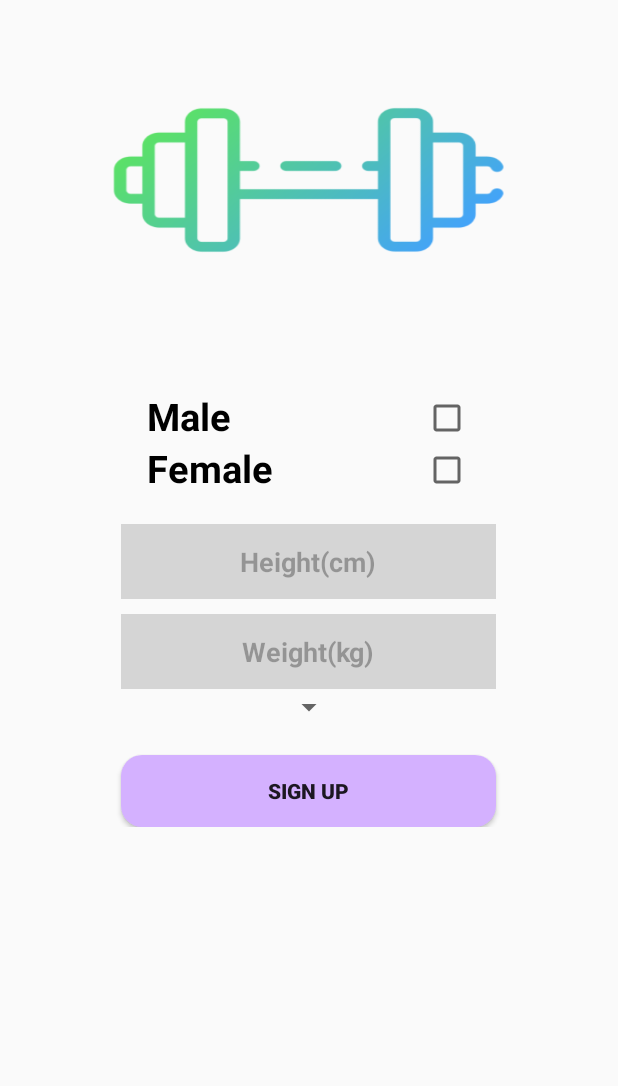
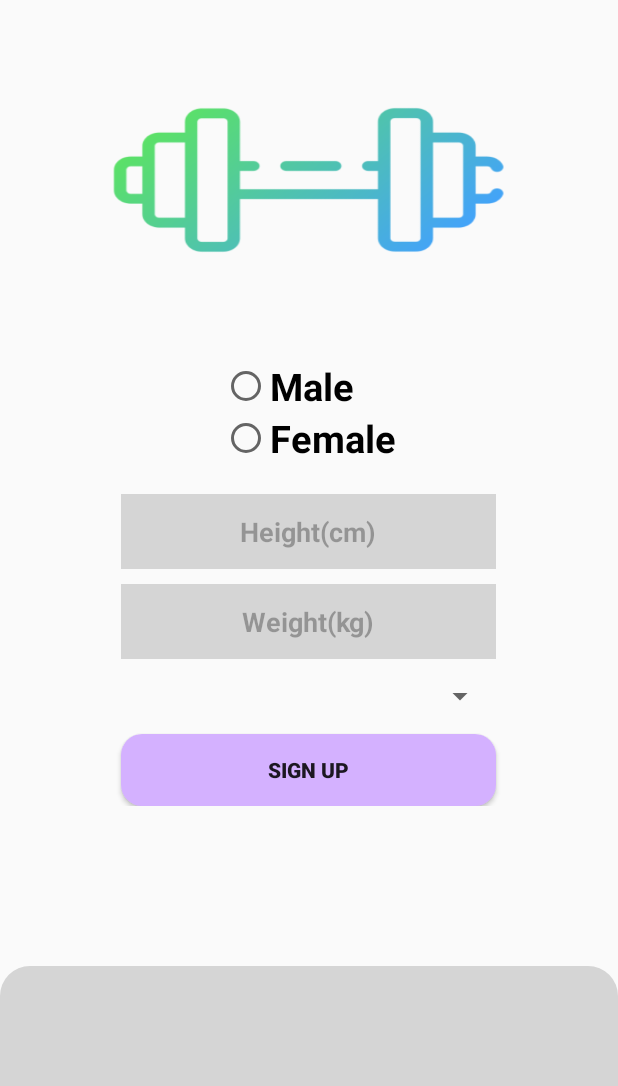
Before and after one commit to wlswnsdn/ai-PT-teacher, an Android app: the layout final_signup.xml on its own in the app's theme, with its tools: preview values and no code run, on a phone screen of 412 x 824 dp, the part 150-1236 px from its top. Run offline under Robolectric (Android 15) with nearby library versions, the light colour scheme and no system bars.

Commit message:
로그인 회원가입 ui, java코드 완성했어요. 주석에 있는 부분 따라서 메서드 사용해주시면 될것 같아요

```diff
--- a/app/build.gradle
+++ b/app/build.gradle
@@ -33,11 +33,9 @@ dependencies {
     implementation 'androidx.appcompat:appcompat:1.6.1'
     implementation 'com.google.android.material:material:1.11.0'
     implementation 'androidx.constraintlayout:constraintlayout:2.1.4'
-<<<<<<< HEAD
     implementation 'androidx.room:room-runtime:2.4.2'
     implementation 'com.android.volley:volley:1.2.1'
-=======
->>>>>>> b4c24cbb5031c05d1d4e084247fff28cdb64ab47
+
     testImplementation 'junit:junit:4.13.2'
     androidTestImplementation 'androidx.test.ext:junit:1.1.5'
     androidTestImplementation 'androidx.test.espresso:espresso-core:3.5.1'
--- a/app/src/main/AndroidManifest.xml
+++ b/app/src/main/AndroidManifest.xml
@@ -22,6 +22,10 @@
         </activity>
         <activity android:name=".VeryFirstScreenActivity"/>
         <activity android:name=".LoginActivity"/>
+        <activity android:name=".NextSignupActivity"/>
+        <activity android:name=".FirstSignupActivity"/>
+
+
 
     </application>
 
--- a/app/src/main/res/layout/basic_layout.xml
+++ b/app/src/main/res/layout/basic_layout.xml
@@ -63,7 +63,6 @@
             <ImageView
                 android:layout_width="100dp"
                 android:layout_height="100dp"
-                android:src="@drawable/homebutton"
                 android:layout_gravity="center"/>
 
 
--- a/app/src/main/res/layout/final_signup.xml
+++ b/app/src/main/res/layout/final_signup.xml
@@ -15,40 +15,29 @@
         android:layout_width="match_parent"
         android:layout_height="wrap_content"
         android:gravity="center"
-        android:layout_margin="20dp">
-        <TextView
-            android:id="@+id/male_text"
+        android:layout_marginBottom="20dp">
+
+        <RadioGroup
+            android:id="@+id/radioGroup"
+            android:layout_width="wrap_content"
+            android:layout_height="wrap_content">
+
+            <RadioButton
+                android:id="@+id/male_r_btn"
                 android:layout_width="wrap_content"
                 android:layout_height="wrap_content"
                 android:text="Male"
                 android:textStyle="bold"
-            android:textColor="@color/black"
-            android:textSize="25sp"
-            android:layout_marginRight="100dp"
-            />
-        <CheckBox
-            android:layout_width="wrap_content"
-            android:layout_height="wrap_content"
-            android:layout_alignBottom="@+id/male_text"
-            android:layout_alignRight="@+id/female_chckbox"/>
-        <TextView
-            android:id="@+id/female_text"
+                android:textSize="25sp"/>
+
+            <RadioButton
+                android:id="@+id/female_r_btn"
                 android:layout_width="wrap_content"
                 android:layout_height="wrap_content"
                 android:text="Female"
-            android:textSize="25sp"
                 android:textStyle="bold"
-            android:textColor="@color/black"
-            android:layout_below="@+id/male_text"
-            android:layout_marginRight="100dp"
-            />
-        <CheckBox
-            android:id="@+id/female_chckbox"
-            android:layout_width="wrap_content"
-            android:layout_height="wrap_content"
-            android:layout_toRightOf="@+id/female_text"
-            android:layout_alignBottom="@+id/female_text"
-            />
+                android:textSize="25sp"/>
+        </RadioGroup>
 
 
     </RelativeLayout>
@@ -57,7 +46,8 @@
         android:layout_width="match_parent"
         android:layout_height="wrap_content"
         android:orientation="vertical"
-        android:gravity="center">
+        android:gravity="center"
+        >
 
         <EditText
             android:id="@+id/height_place"
@@ -75,7 +65,7 @@
             android:layout_width="250dp"
             android:layout_height="50dp"
             android:background="@color/bottom_grey"
-            android:inputType="text"
+            android:inputType="number"
             android:hint="@string/weight"
             android:textColorHint="@color/hint_grey"
             android:textStyle="bold"
@@ -83,8 +73,10 @@
             android:layout_marginTop="10dp"
             />
         <Spinner
-            android:layout_width="wrap_content"
-            android:layout_height="wrap_content"/>
+            android:id="@+id/purpose_spinner"
+            android:layout_width="250dp"
+            android:layout_height="30dp"
+            android:layout_marginTop="10dp"/>
 
 
         <Button
@@ -94,7 +86,8 @@
             android:text="@string/signup"
             android:textStyle="bold"
             android:background="@drawable/round_square"
-            android:layout_marginTop="20dp"/>
+            android:layout_marginTop="10dp"/>
     </LinearLayout>
+    <include layout="@layout/general_lower_bar"/>
 
 </LinearLayout>
```
Also changed, not shown: app/src/main/java/org/androidtown/gympalai/FirstSignupActivity.java (added, +54 -0 lines), app/src/main/java/org/androidtown/gympalai/LoginActivity.java (+12 -0 lines), app/src/main/java/org/androidtown/gympalai/NextSignupActivity.java (added, +66 -0 lines), app/src/main/java/org/androidtown/gympalai/VeryFirstScreenActivity.java (+9 -0 lines), app/src/main/res/layout/first_signup_layout.xml (renamed from app/src/main/res/layout/signup_layout.xml). Lines whose indentation alone changed are shown as unchanged.
